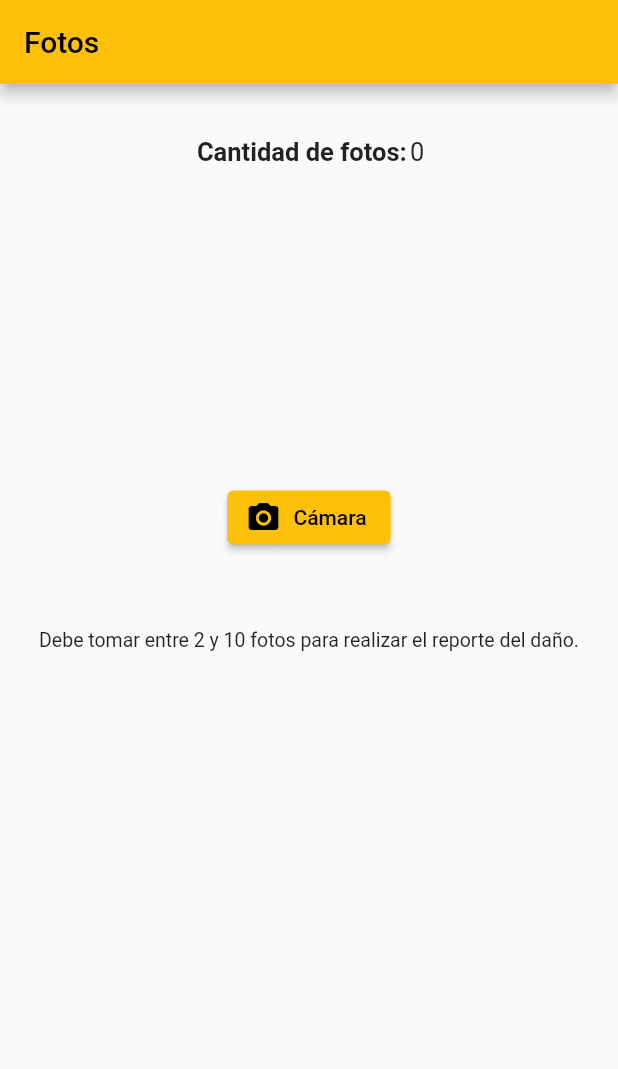
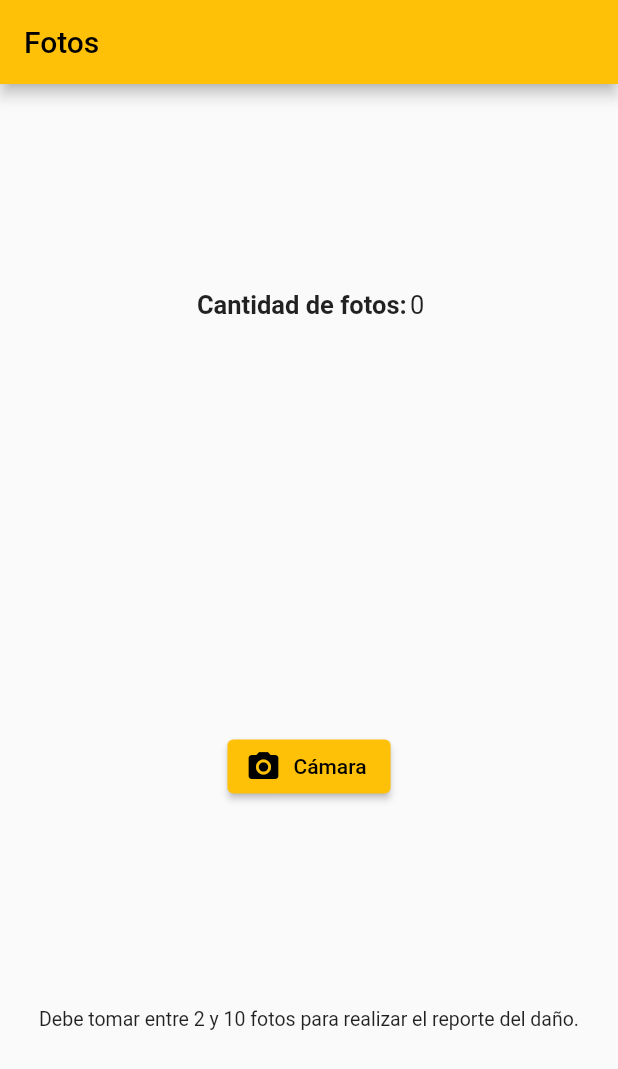
Before and after one commit to uasiconavi/reportes02, a Flutter app: the screen it shows after launch, on a phone screen of 412 x 824 dp. Shown: the top 1069 px of the screen. Run offline on Flutter 3.47's test engine with Material 2 defaults, Android fonts, the phone set to English and light mode, and no system bars; our stand-ins replace csv, geolocator, image_picker; missing offline and left inert: excel.

Commit message:
Mejorando apariencia página fotos

```diff
--- a/lib/pages/fotos_page.dart
+++ b/lib/pages/fotos_page.dart
@@ -15,15 +15,10 @@ class _FotosPageState extends State<FotosPage> {
   @override
   Widget build(BuildContext context) {
     int cantFotos = context.watch<ReportProvider>().fotos.length;
-    return ListView(
+    return Column(
+      mainAxisAlignment: MainAxisAlignment.spaceEvenly,
       children: [
-        Column(
-          mainAxisAlignment: MainAxisAlignment.spaceEvenly,
-          crossAxisAlignment: CrossAxisAlignment.center,
-          children: [
-            Padding(
-              padding: const EdgeInsets.symmetric(vertical: 35.0),
-              child: Row(
+        Row(
           mainAxisAlignment: MainAxisAlignment.center,
           children: [
             const Text(
@@ -45,15 +40,7 @@ class _FotosPageState extends State<FotosPage> {
             ),
           ],
         ),
-            ),
-            cantFotos > 0
-                ? const Padding(
-                    padding: EdgeInsets.only(bottom: 50.0),
-                    child: MostrarFotos(),
-                  )
-                : const SizedBox(
-                    height: 175.0,
-                  ),
+        cantFotos > 0 ? const MostrarFotos() : const SizedBox(),
         Row(
           mainAxisAlignment: MainAxisAlignment.center,
           children: [
@@ -73,34 +60,21 @@ class _FotosPageState extends State<FotosPage> {
           ],
         ),
         cantFotos > 1
-                ? Padding(
-                    padding: const EdgeInsets.only(top: 40.0),
-                    child: Column(
-                      children: [
-                        Row(
+            ? Row(
                 mainAxisAlignment: MainAxisAlignment.spaceAround,
                 children: [
                   ElevatedButton.icon(
                     icon: const Icon(Icons.restart_alt),
                     label: const Text('Reiniciar'),
-                              onPressed:
-                                  context.read<ReportProvider>().clearFotos,
+                    onPressed: context.read<ReportProvider>().clearFotos,
                   ),
                   const BotonSiguiente(),
                 ],
-                        ),
-                      ],
-                    ),
               )
-                : const Padding(
-                    padding: EdgeInsets.only(top: 50.0),
-                    child: Text(
+            : const Text(
                 "Debe tomar entre 2 y 10 fotos para realizar el reporte del daño.",
                 style: TextStyle(fontSize: 13.0),
                 textAlign: TextAlign.center,
-                    ),
-                  ),
-          ],
               ),
       ],
     );
```
Lines whose indentation alone changed are shown as unchanged.
